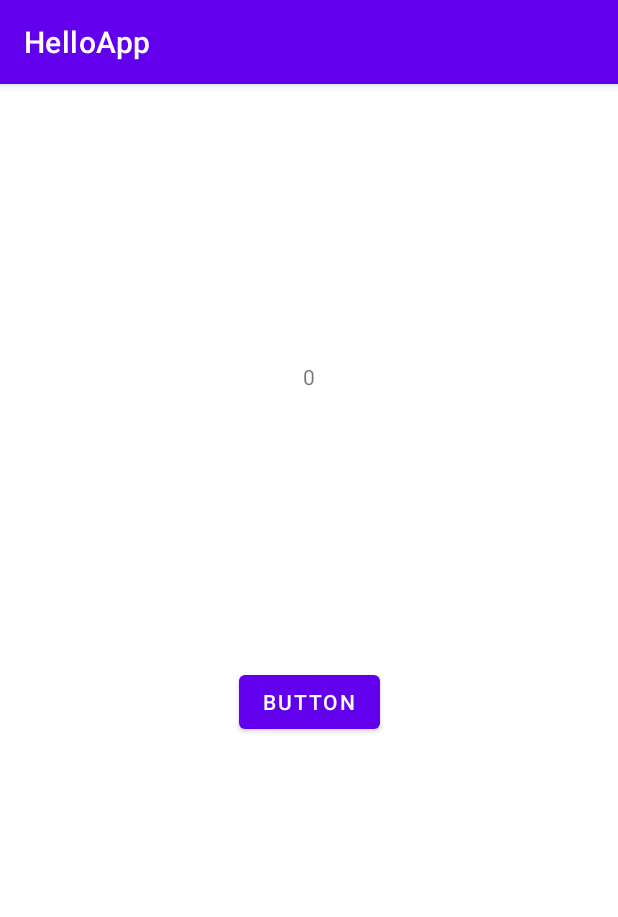
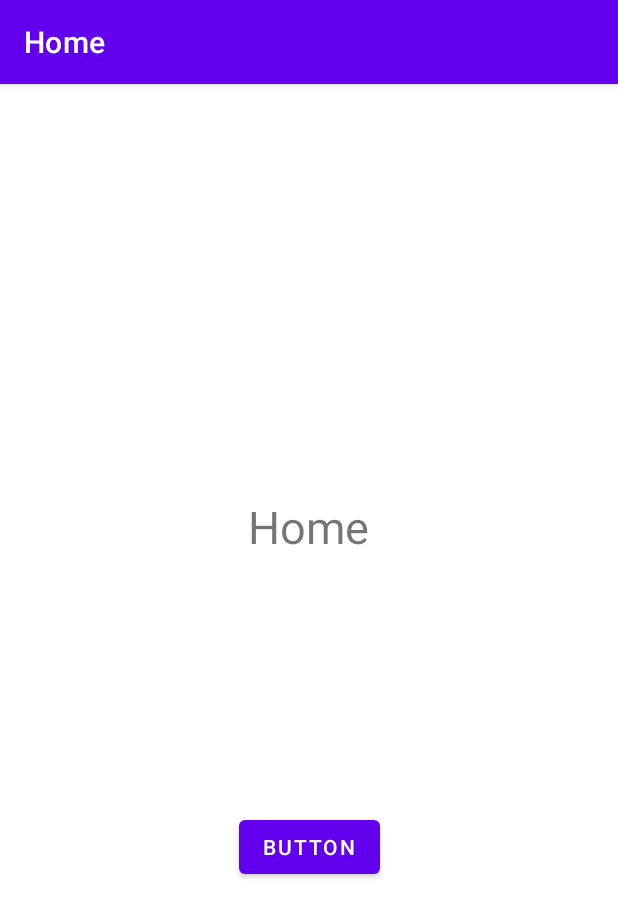
Before and after one commit to ECHO-SUNX/HelloApp, an Android app: the MainActivity screen opened directly, with no data from a screen before it, on a phone screen of 412 x 824 dp. Shown: the top 917 px of the screen. Run offline under Robolectric (Android 15) with nearby library versions, the phone set to English and light mode, and no system bars; our stand-ins replace data binding, navigation-ui.

Commit message:
navigation demo

```diff
--- a/app/build.gradle
+++ b/app/build.gradle
@@ -35,6 +35,9 @@ dependencies {
     implementation 'androidx.appcompat:appcompat:1.2.0'
     implementation 'com.google.android.material:material:1.2.1'
     implementation 'androidx.constraintlayout:constraintlayout:2.0.4'
+    implementation 'androidx.legacy:legacy-support-v4:1.0.0'
+    implementation 'androidx.navigation:navigation-fragment:2.3.1'
+    implementation 'androidx.navigation:navigation-ui:2.3.1'
     testImplementation 'junit:junit:4.+'
     androidTestImplementation 'androidx.test.ext:junit:1.1.2'
     androidTestImplementation 'androidx.test.espresso:espresso-core:3.3.0'
--- /dev/null
+++ b/app/src/main/java/com/example/helloapp/HomeFragment.java
@@ -0,0 +1,80 @@
+package com.example.helloapp;
+
+import android.os.Bundle;
+
+import androidx.annotation.NonNull;
+import androidx.annotation.Nullable;
+import androidx.fragment.app.Fragment;
+import androidx.navigation.NavController;
+import androidx.navigation.Navigation;
+
+import android.view.LayoutInflater;
+import android.view.View;
+import android.view.ViewGroup;
+
+/**
+ * A simple {@link Fragment} subclass.
+ * Use the {@link HomeFragment#newInstance} factory method to
+ * create an instance of this fragment.
+ */
+public class HomeFragment extends Fragment {
+
+    // TODO: Rename parameter arguments, choose names that match
+    // the fragment initialization parameters, e.g. ARG_ITEM_NUMBER
+    private static final String ARG_PARAM1 = "param1";
+    private static final String ARG_PARAM2 = "param2";
+
+    // TODO: Rename and change types of parameters
+    private String mParam1;
+    private String mParam2;
+
+    public HomeFragment() {
+        // Required empty public constructor
+    }
+
+    /**
+     * Use this factory method to create a new instance of
+     * this fragment using the provided parameters.
+     *
+     * @param param1 Parameter 1.
+     * @param param2 Parameter 2.
+     * @return A new instance of fragment HomeFragment.
+     */
+    // TODO: Rename and change types and number of parameters
+    public static HomeFragment newInstance(String param1, String param2) {
+        HomeFragment fragment = new HomeFragment();
+        Bundle args = new Bundle();
+        args.putString(ARG_PARAM1, param1);
+        args.putString(ARG_PARAM2, param2);
+        fragment.setArguments(args);
+        return fragment;
+    }
+
+    @Override
+    public void onCreate(Bundle savedInstanceState) {
+        super.onCreate(savedInstanceState);
+        if (getArguments() != null) {
+            mParam1 = getArguments().getString(ARG_PARAM1);
+            mParam2 = getArguments().getString(ARG_PARAM2);
+        }
+    }
+
+    @Override
+    public View onCreateView(LayoutInflater inflater, ViewGroup container,
+                             Bundle savedInstanceState) {
+        // Inflate the layout for this fragment
+        return inflater.inflate(R.layout.fragment_home, container, false);
+    }
+
+    @Override
+    public void onViewCreated(@NonNull View view, @Nullable Bundle savedInstanceState) {
+        super.onViewCreated(view, savedInstanceState);
+        getView().findViewById(R.id.button3).setOnClickListener(new View.OnClickListener() {
+            @Override
+            public void onClick(View v) {
+                NavController navController = Navigation.findNavController(v);
+                navController.navigate(R.id.action_homeFragment_to_detailFragment);
+            }
+        });
+    }
+}
--- a/app/src/main/java/com/example/helloapp/MainActivity.java
+++ b/app/src/main/java/com/example/helloapp/MainActivity.java
@@ -4,6 +4,9 @@ import androidx.annotation.NonNull;
 import androidx.appcompat.app.AppCompatActivity;
 import androidx.databinding.DataBindingUtil;
 import androidx.lifecycle.ViewModelProvider;
+import androidx.navigation.NavController;
+import androidx.navigation.Navigation;
+import androidx.navigation.ui.NavigationUI;
 
 import android.os.Bundle;
 import android.util.Log;
@@ -14,23 +17,24 @@ import android.widget.TextView;
 import com.example.helloapp.databinding.ActivityMainBinding;
 import com.example.helloapp.viewmodel.MyViewModel;
 
+import static androidx.lifecycle.ViewModelProvider.AndroidViewModelFactory.getInstance;
+
 public class MainActivity extends AppCompatActivity {
 
     private static String LOG_TAG="mylog";
-    MyViewModel myViewModel;
-    ActivityMainBinding binding;
+
     @Override
     protected void onCreate(Bundle savedInstanceState) {
         super.onCreate(savedInstanceState);
-        Log.d(LOG_TAG,"onCreate...");
-        binding = DataBindingUtil.setContentView(this,R.layout.activity_main);
-        //viewModel 获取方式随着api更新做出调整
-        myViewModel = new ViewModelProvider(
-                this,
-                ViewModelProvider.AndroidViewModelFactory.getInstance(this.getApplication())
-        ).get(MyViewModel.class);
-        binding.setVm(myViewModel);
-        binding.setLifecycleOwner(this);
+        setContentView(R.layout.activity_main);
+
+        NavController navController = Navigation.findNavController(this,R.id.fragment);
+        NavigationUI.setupActionBarWithNavController(this,navController);
     }
 
+    @Override
+    public boolean onSupportNavigateUp() {
+        NavController controller = Navigation.findNavController(this,R.id.fragment);
+        return controller.navigateUp();
+    }
 }
--- a/app/src/main/res/layout/activity_main.xml
+++ b/app/src/main/res/layout/activity_main.xml
@@ -14,56 +14,16 @@
         android:layout_height="match_parent"
         tools:context=".MainActivity">
 
-        <TextView
-            android:id="@+id/textView"
-            android:layout_width="wrap_content"
-            android:layout_height="wrap_content"
-            android:layout_marginBottom="104dp"
-            android:text="@{String.valueOf(vm.number)}"
-            app:layout_constraintBottom_toTopOf="@+id/guideline2"
-            app:layout_constraintEnd_toStartOf="@+id/guideline8"
-            app:layout_constraintStart_toStartOf="@+id/guideline3" />
-
-        <Button
-            android:id="@+id/button"
-            android:layout_width="wrap_content"
-            android:layout_height="wrap_content"
-            android:layout_marginTop="68dp"
-            android:text="Button"
-            android:onClick="@{()->vm.add()}"
-            app:layout_constraintBottom_toTopOf="@+id/guideline7"
-            app:layout_constraintEnd_toStartOf="@+id/guideline8"
-            app:layout_constraintStart_toStartOf="@+id/guideline3"
-            app:layout_constraintTop_toTopOf="@+id/guideline2"
-            app:layout_constraintVertical_bias="0.098" />
-
-        <androidx.constraintlayout.widget.Guideline
-            android:id="@+id/guideline2"
-            android:layout_width="wrap_content"
-            android:layout_height="wrap_content"
-            android:orientation="horizontal"
-            app:layout_constraintGuide_percent="0.40218878" />
-
-        <androidx.constraintlayout.widget.Guideline
-            android:id="@+id/guideline3"
-            android:layout_width="wrap_content"
-            android:layout_height="wrap_content"
-            android:orientation="vertical"
-            app:layout_constraintGuide_begin="77dp" />
-
-        <androidx.constraintlayout.widget.Guideline
-            android:id="@+id/guideline7"
-            android:layout_width="wrap_content"
-            android:layout_height="wrap_content"
-            android:orientation="horizontal"
-            app:layout_constraintGuide_percent="0.7" />
-
-        <androidx.constraintlayout.widget.Guideline
-            android:id="@+id/guideline8"
-            android:layout_width="wrap_content"
-            android:layout_height="wrap_content"
-            android:orientation="vertical"
-            app:layout_constraintGuide_end="77dp" />
-
+        <fragment
+            android:id="@+id/fragment"
+            android:name="androidx.navigation.fragment.NavHostFragment"
+            android:layout_width="0dp"
+            android:layout_height="0dp"
+            app:defaultNavHost="true"
+            app:layout_constraintBottom_toBottomOf="parent"
+            app:layout_constraintEnd_toEndOf="parent"
+            app:layout_constraintStart_toStartOf="parent"
+            app:layout_constraintTop_toTopOf="parent"
+            app:navGraph="@navigation/my_na" />
     </androidx.constraintlayout.widget.ConstraintLayout>
 </layout>
--- /dev/null
+++ b/app/src/main/res/layout/fragment_home.xml
@@ -0,0 +1,52 @@
+<?xml version="1.0" encoding="utf-8"?>
+<FrameLayout xmlns:android="http://schemas.android.com/apk/res/android"
+    xmlns:app="http://schemas.android.com/apk/res-auto"
+    xmlns:tools="http://schemas.android.com/tools"
+    android:layout_width="match_parent"
+    android:layout_height="match_parent"
+    tools:context=".HomeFragment">
+
+    <androidx.constraintlayout.widget.ConstraintLayout
+        android:layout_width="match_parent"
+        android:layout_height="match_parent">
+
+        <androidx.constraintlayout.widget.Guideline
+            android:id="@+id/guideline"
+            android:layout_width="wrap_content"
+            android:layout_height="wrap_content"
+            android:orientation="horizontal"
+            app:layout_constraintGuide_percent="0.5"
+            app:layout_constraintStart_toStartOf="parent" />
+
+        <TextView
+            android:id="@+id/textView2"
+            android:layout_width="wrap_content"
+            android:layout_height="wrap_content"
+            android:text="Home"
+            android:textSize="30sp"
+            app:layout_constraintBottom_toTopOf="@+id/guideline"
+            app:layout_constraintEnd_toEndOf="parent"
+            app:layout_constraintHorizontal_bias="0.499"
+            app:layout_constraintStart_toStartOf="parent"
+            app:layout_constraintTop_toTopOf="parent"
+            app:layout_constraintVertical_bias="0.8" />
+
+        <Button
+            android:id="@+id/button3"
+            android:layout_width="wrap_content"
+            android:layout_height="wrap_content"
+            android:text="Button"
+            app:layout_constraintBottom_toBottomOf="parent"
+            app:layout_constraintEnd_toEndOf="parent"
+            app:layout_constraintStart_toStartOf="parent"
+            app:layout_constraintTop_toTopOf="@+id/guideline"
+            app:layout_constraintVertical_bias="0.3" />
+
+        <androidx.constraintlayout.widget.Guideline
+            android:id="@+id/guideline5"
+            android:layout_width="wrap_content"
+            android:layout_height="wrap_content"
+            android:orientation="vertical"
+            app:layout_constraintGuide_percent="0.5" />
+    </androidx.constraintlayout.widget.ConstraintLayout>
+</FrameLayout>
--- /dev/null
+++ b/app/src/main/res/navigation/my_na.xml
@@ -0,0 +1,26 @@
+<?xml version="1.0" encoding="utf-8"?>
+<navigation xmlns:android="http://schemas.android.com/apk/res/android"
+    xmlns:app="http://schemas.android.com/apk/res-auto"
+    xmlns:tools="http://schemas.android.com/tools"
+    android:id="@+id/my_na"
+    app:startDestination="@id/homeFragment">
+
+    <fragment
+        android:id="@+id/homeFragment"
+        android:name="com.example.helloapp.HomeFragment"
+        android:label="Home"
+        tools:layout="@layout/fragment_home">
+        <action
+            android:id="@+id/action_homeFragment_to_detailFragment"
+            app:destination="@id/detailFragment" />
+    </fragment>
+    <fragment
+        android:id="@+id/detailFragment"
+        android:name="com.example.helloapp.DetailFragment"
+        android:label="Detail"
+        tools:layout="@layout/fragment_detail">
+        <action
+            android:id="@+id/action_detailFragment_to_homeFragment"
+            app:destination="@id/homeFragment" />
+    </fragment>
+</navigation>
--- a/app/src/main/res/values/strings.xml
+++ b/app/src/main/res/values/strings.xml
@@ -1,3 +1,5 @@
 <resources>
     <string name="app_name">HelloApp</string>
+    <!-- TODO: Remove or change this placeholder text -->
+    <string name="hello_blank_fragment">Hello blank fragment</string>
 </resources>
```
Also changed, not shown: app/src/main/java/com/example/helloapp/DetailFragment.java (added, +73 -0 lines), app/src/main/res/layout/fragment_detail.xml (added, +51 -0 lines).
